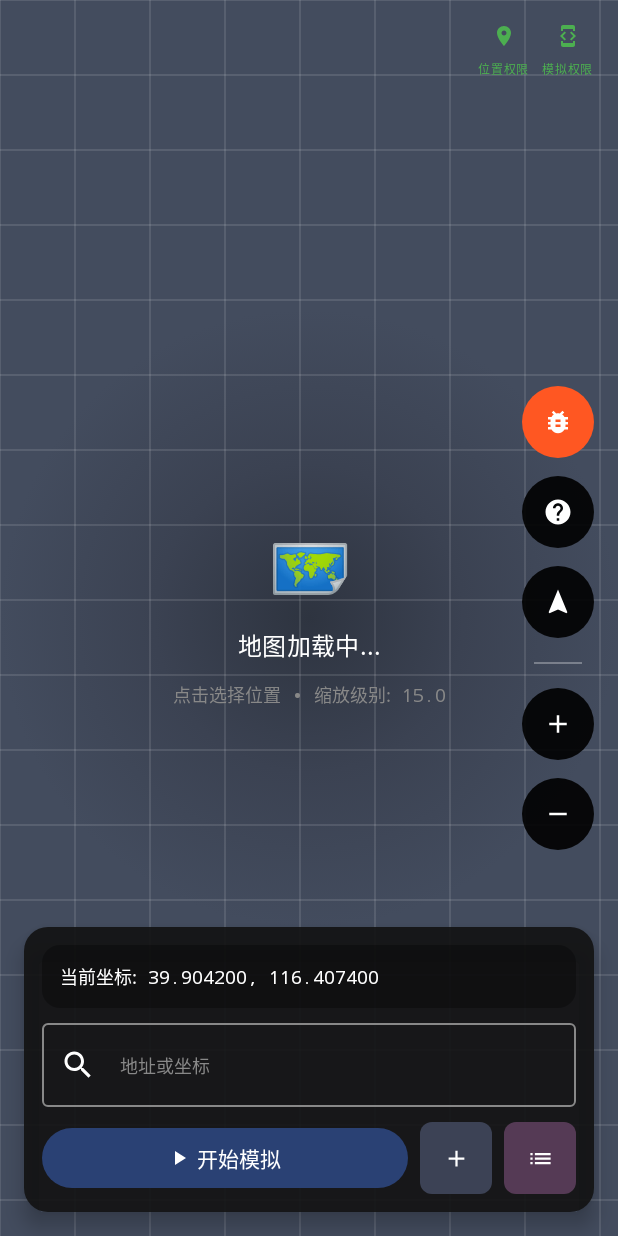
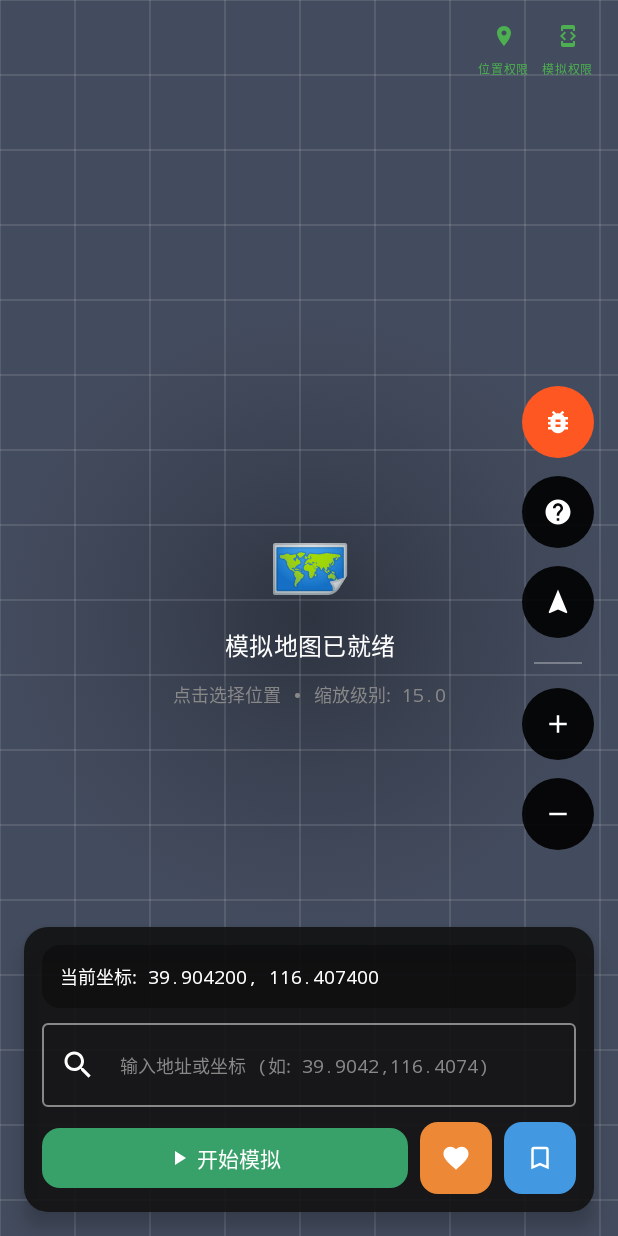
Before and after one commit to xiaoguangpan/02, an Android app built with Jetpack Compose: the screen it shows after launch (MainActivity), on a phone screen of 412 x 824 dp. Run offline under Robolectric (Android 15) with nearby library versions, the phone set to English and light mode, and no system bars.

```diff
--- a/app/src/main/java/com/dinghong/locationmock/ui/components/BaiduMapView.kt
+++ b/app/src/main/java/com/dinghong/locationmock/ui/components/BaiduMapView.kt
@@ -120,7 +120,7 @@ fun BaiduMapView(
                     color = Color.White.copy(alpha = 0.9f)
                 )
                 Text(
-                    text = "地图加载中...",
+                    text = "模拟地图已就绪",
                     style = MaterialTheme.typography.titleMedium,
                     color = Color.White,
                     textAlign = TextAlign.Center
--- a/app/src/main/java/com/dinghong/locationmock/ui/components/BottomControlCard.kt
+++ b/app/src/main/java/com/dinghong/locationmock/ui/components/BottomControlCard.kt
@@ -102,7 +102,7 @@ private fun SearchInputField(
         modifier = Modifier.fillMaxWidth(),
         placeholder = {
             Text(
-                "地址或坐标",
+                "输入地址或坐标 (如: 39.9042,116.4074)",
                 color = Color.Gray,
                 style = MaterialTheme.typography.bodyMedium
             )
@@ -176,8 +176,9 @@ private fun ControlButtonsRow(
             onClick = onSimulateToggle,
             modifier = Modifier.weight(1f),
             colors = ButtonDefaults.buttonColors(
-                containerColor = if (isSimulating) Color(0xFFFF5722) else MaterialTheme.colorScheme.primary
-            )
+                containerColor = if (isSimulating) Color(0xFFE53E3E) else Color(0xFF38A169)
+            ),
+            shape = RoundedCornerShape(12.dp)
         ) {
             Icon(
                 imageVector = if (isSimulating) Icons.Default.Stop else Icons.Default.PlayArrow,
@@ -185,7 +186,10 @@ private fun ControlButtonsRow(
                 modifier = Modifier.size(16.dp)
             )
             Spacer(modifier = Modifier.width(4.dp))
-            Text(if (isSimulating) "停止模拟" else "开始模拟")
+            Text(
+                text = if (isSimulating) "停止模拟" else "开始模拟",
+                color = Color.White
+            )
         }
 
         // 添加收藏按钮
@@ -193,14 +197,14 @@ private fun ControlButtonsRow(
             onClick = onAddFavoriteClick,
             modifier = Modifier
                 .size(48.dp)
-                .clip(RoundedCornerShape(8.dp))
-                .background(MaterialTheme.colorScheme.secondary)
+                .clip(RoundedCornerShape(12.dp))
+                .background(Color(0xFFED8936))
         ) {
             Icon(
-                imageVector = Icons.Default.Add,
+                imageVector = Icons.Default.Favorite,
                 contentDescription = "添加收藏",
                 tint = Color.White,
-                modifier = Modifier.size(18.dp)
+                modifier = Modifier.size(20.dp)
             )
         }
 
@@ -209,14 +213,14 @@ private fun ControlButtonsRow(
             onClick = onShowFavoritesClick,
             modifier = Modifier
                 .size(48.dp)
-                .clip(RoundedCornerShape(8.dp))
-                .background(MaterialTheme.colorScheme.tertiary)
+                .clip(RoundedCornerShape(12.dp))
+                .background(Color(0xFF4299E1))
         ) {
             Icon(
-                imageVector = Icons.Default.List,
+                imageVector = Icons.Default.BookmarkBorder,
                 contentDescription = "收藏列表",
                 tint = Color.White,
-                modifier = Modifier.size(18.dp)
+                modifier = Modifier.size(20.dp)
             )
         }
     }
```
Also changed, not shown: app/src/main/java/com/dinghong/locationmock/viewmodel/MainViewModel.kt (+30 -3 lines).
